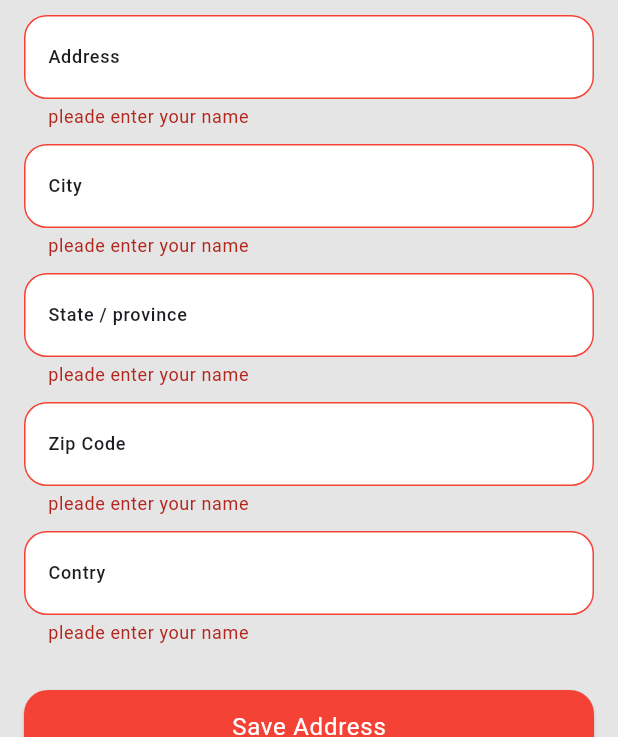
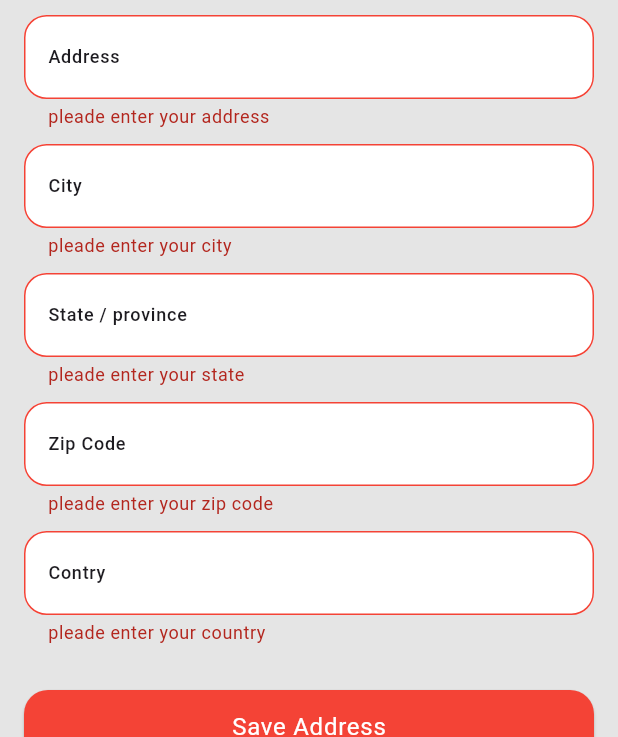
Before and after one commit to ahmedgfouad/Ecommerce-App, a Flutter app: the AddShippingAddressesPage screen opened directly, after a tap on "Save Address", on a phone screen of 412 x 824 dp. Shown: the part 228-965 px from the top of the screen. Run offline on Flutter 3.47's test engine with Material 3 defaults, Android fonts, the phone set to English and light mode, and no system bars; our stand-ins replace cloud_firestore, firebase_auth, firebase_core, flutter_rating_bar, persistent_bottom_nav_bar_v2; accounts and stored records are empty; network calls fail.

```diff
--- a/lib/models/shipping_addressl.dart
+++ b/lib/models/shipping_addressl.dart
@@ -1,3 +1,4 @@
+// ignore_for_file: public_member_api_docs, sort_constructors_first
 
 class ShippingAddress {
   final String id;
@@ -47,4 +48,26 @@ class ShippingAddress {
   }
 
 
+
+  ShippingAddress copyWith({
+    String? id,
+    String? fullName,
+    String? country,
+    String? address,
+    String? city,
+    String? state,
+    String? zipCode,
+    bool? isDefault,
+  }) {
+    return ShippingAddress(
+      id: id ?? this.id,
+      fullName: fullName ?? this.fullName,
+      country: country ?? this.country,
+      address: address ?? this.address,
+      city: city ?? this.city,
+      state: state ?? this.state,
+      zipCode: zipCode ?? this.zipCode,
+      isDefault: isDefault ?? this.isDefault,
+    );
+  }
 }
--- a/lib/utils/routes.dart
+++ b/lib/utils/routes.dart
@@ -2,7 +2,8 @@ class AppRoutes {
   static const String landingPageRoute = '/';
   static const String authPageRoute = '/auth';
   static const String bottomNavBarRoute = '/navbar';
-  static const String productDetailsRoute = '/productDetails';
+  static const String productDetailsRoute = '/product_details';
   static const String checkoutRoute = '/checkout';
-  static const String addShippingAddresRoute = '/addShippingAddres';
+  static const String shippingAddresRoute = '/checkout/shipping_addresses';
+  static const String addShippingAddresRoute = '/checkout/add_shipping_address';
 }
--- a/lib/views/pages/checkout/add_shipping_addresses.dart
+++ b/lib/views/pages/checkout/add_shipping_addresses_page.dart
@@ -7,7 +7,8 @@ import 'package:flutter/material.dart';
 import 'package:provider/provider.dart';
 
 class AddShippingAddressesPage extends StatefulWidget {
-  const AddShippingAddressesPage({super.key});
+  final ShippingAddress? shippingAddress;
+  const AddShippingAddressesPage({super.key, this.shippingAddress});
 
   @override
   State<AddShippingAddressesPage> createState() =>
@@ -22,6 +23,22 @@ class _AddShippingAddressesPageState extends State<AddShippingAddressesPage> {
   final _stateController = TextEditingController();
   final _zipCodeController = TextEditingController();
   final _countryController = TextEditingController();
+
+  ShippingAddress? shippingAddress;
+  @override
+  void initState() {
+    super.initState();
+    shippingAddress = widget.shippingAddress;
+    if (shippingAddress != null) {
+      _fullNameController.text = shippingAddress!.fullName;
+      _addressController.text = shippingAddress!.address;
+      _cityController.text = shippingAddress!.city;
+      _stateController.text = shippingAddress!.state;
+      _zipCodeController.text = shippingAddress!.zipCode;
+      _countryController.text = shippingAddress!.country;
+    }
+  }
+
   @override
   void dispose() {
     _fullNameController.dispose();
@@ -37,7 +54,10 @@ class _AddShippingAddressesPageState extends State<AddShippingAddressesPage> {
     try {
       if (_formKey.currentState!.validate()) {
         final address = ShippingAddress(
-          id: documentIdFromLocalData(),
+          id:
+              shippingAddress != null
+                  ? shippingAddress!.id
+                  : documentIdFromLocalData(),
           fullName: _fullNameController.text.trim(),
           country: _countryController.text.trim(),
           address: _addressController.text.trim(),
@@ -58,7 +78,14 @@ class _AddShippingAddressesPageState extends State<AddShippingAddressesPage> {
   Widget build(BuildContext context) {
     final database = Provider.of<Database>(context);
     return Scaffold(
-      appBar: AppBar(centerTitle: true, title: Text("Adding Shipping Address")),
+      appBar: AppBar(
+        centerTitle: true,
+        title: Text(
+          shippingAddress != null
+              ? "Editing Shipping Address"
+              : "Adding Shipping Address",
+        ),
+      ),
 
       body: SingleChildScrollView(
         child: Form(
@@ -82,7 +109,9 @@ class _AddShippingAddressesPageState extends State<AddShippingAddressesPage> {
                 TextFormField(
                   validator:
                       (value) =>
-                          value!.isNotEmpty ? null : "pleade enter your name",
+                          value!.isNotEmpty
+                              ? null
+                              : "pleade enter your address",
                   controller: _addressController,
                   decoration: const InputDecoration(
                     label: Text("Address"),
@@ -94,7 +123,7 @@ class _AddShippingAddressesPageState extends State<AddShippingAddressesPage> {
                 TextFormField(
                   validator:
                       (value) =>
-                          value!.isNotEmpty ? null : "pleade enter your name",
+                          value!.isNotEmpty ? null : "pleade enter your city",
                   controller: _cityController,
                   decoration: const InputDecoration(
                     label: Text("City"),
@@ -106,7 +135,7 @@ class _AddShippingAddressesPageState extends State<AddShippingAddressesPage> {
                 TextFormField(
                   validator:
                       (value) =>
-                          value!.isNotEmpty ? null : "pleade enter your name",
+                          value!.isNotEmpty ? null : "pleade enter your state",
                   controller: _stateController,
                   decoration: const InputDecoration(
                     label: Text("State / province"),
@@ -118,7 +147,9 @@ class _AddShippingAddressesPageState extends State<AddShippingAddressesPage> {
                 TextFormField(
                   validator:
                       (value) =>
-                          value!.isNotEmpty ? null : "pleade enter your name",
+                          value!.isNotEmpty
+                              ? null
+                              : "pleade enter your zip code",
                   controller: _zipCodeController,
                   decoration: const InputDecoration(
                     label: Text("Zip Code"),
@@ -130,7 +161,9 @@ class _AddShippingAddressesPageState extends State<AddShippingAddressesPage> {
                 TextFormField(
                   validator:
                       (value) =>
-                          value!.isNotEmpty ? null : "pleade enter your name",
+                          value!.isNotEmpty
+                              ? null
+                              : "pleade enter your country",
                   controller: _countryController,
                   decoration: const InputDecoration(
                     label: Text("Contry"),
```
Also changed, not shown: lib/utils/args_models.dart/add_shipping_addres_argsl.dart (added, +12 -0 lines), lib/utils/router.dart (+17 -3 lines), lib/views/pages/checkout/shipping_addresses_page.dart (added, +64 -0 lines), lib/views/widgets/checkout/shipping_address_component.dart (+9 -1 lines), lib/views/widgets/checkout/shipping_address_state_item.dart (added, +91 -0 lines).
